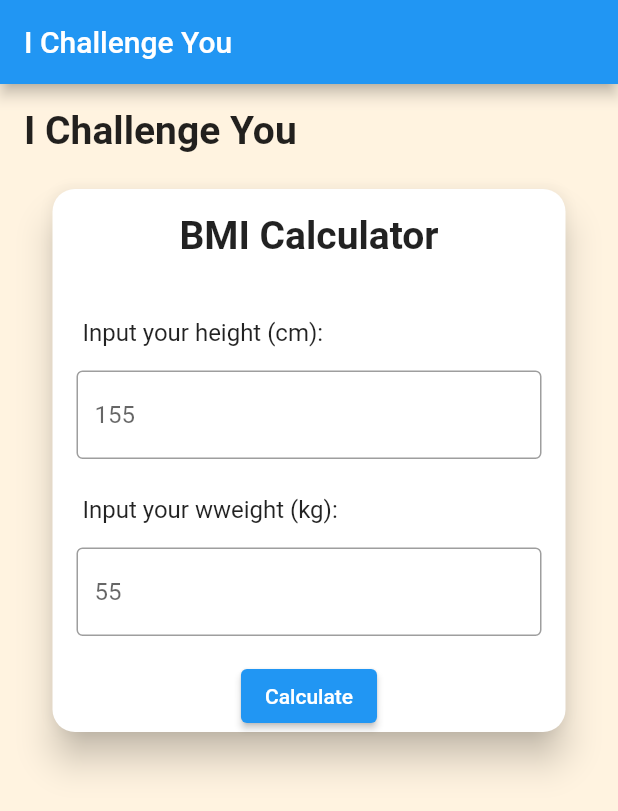
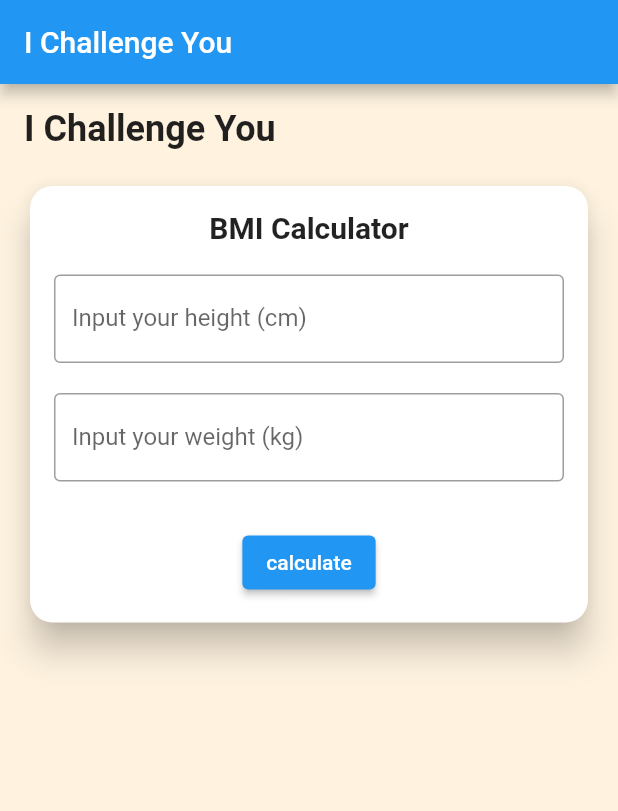
Before and after one commit to levinacharin/AMBW_PROJECT_ICHALLENGEYOU, a Flutter app: the screen it shows after launch, after a tap on "BMI Calculator", on a phone screen of 412 x 824 dp. Shown: the top 811 px of the screen. Run offline on Flutter 3.47's test engine with Material 2 defaults, Android fonts, the phone set to English and light mode, and no system bars.

Commit message:
bmi (2)
di page bmi.dart kurang renderflex overflow
sudah bisa navigasi ke page result bmi
belum isi page result bmi

```diff
--- a/lib/bmi.dart
+++ b/lib/bmi.dart
@@ -1,4 +1,5 @@
 import 'package:flutter/material.dart';
+import 'package:ichallengeyouapp/resultbmi.dart';
 class bmi extends StatefulWidget {
   const bmi({ Key? key }) : super(key: key);
 
@@ -13,87 +14,53 @@ class _bmiState extends State<bmi> {
       title: "I Challenge You",
       home: Scaffold(
         appBar: AppBar(
-          title: Text("I Challenge You"),
+          title: const Text("I Challenge You"),
         ),
         body: Container(
+          padding: const EdgeInsets.fromLTRB(16, 16, 16, 0),
           color: Colors.orange[50],
-          child: Column(
-            children: [
-              Container(
-                padding: EdgeInsets.fromLTRB(16, 16, 0, 0),
-                child: Row(
+          child: Expanded (
+            child: Column(
+              children: [
+                Row(
                   mainAxisAlignment: MainAxisAlignment.start,
                   children: const [
-                    Text("I Challenge You", style: TextStyle(fontSize: 26, fontWeight: FontWeight.bold),),
+                    Text("I Challenge You", style: TextStyle(fontSize: 24, fontWeight: FontWeight.bold),),
                   ],
                 ),
-              ),
-              const SizedBox(height: 20,),
-              Center(
-                child: Container(
-                  // height: 300,
-                  width: 350,
-                  child: Card(
-                    shape: RoundedRectangleBorder(
-                      borderRadius: BorderRadius.circular(15.0),
-                    ),
-                    elevation: 10,
+                const SizedBox(height: 20,),
+                Card(
+                  shape: RoundedRectangleBorder(borderRadius: BorderRadius.circular(15.0)),
+                  elevation: 10,
+                  child: Container (
+                    padding: EdgeInsets.all(16),
                     child: Column(
                       children: [
-                        Container(
-                          padding: EdgeInsets.only(top: 16),
-                          child: Row(
-                            mainAxisAlignment: MainAxisAlignment.center,
-                            children: const [
-                              Text("BMI Calculator", style: TextStyle(fontSize: 26, fontWeight: FontWeight.bold),)
-                            ],
+                        const Text("BMI Calculator", style: TextStyle(fontSize: 20, fontWeight: FontWeight.bold),),
+                        const SizedBox(height: 20,),
+                        const TextField(
+                          decoration: InputDecoration(
+                            border: OutlineInputBorder(),
+                            labelText: "Input your height (cm)",
                           ),
                         ),
-                        Container(
-                          padding: EdgeInsets.fromLTRB(20, 40, 0, 0),
-                          child: Row(
-                            mainAxisAlignment: MainAxisAlignment.start,
-                            children: const[
-                              Text("Input your height (cm): ", style: TextStyle(fontSize: 16),),
-                            ],
+                        const SizedBox(height: 20,),
+                        const TextField(
+                          decoration: InputDecoration(
+                            border: OutlineInputBorder(),
+                            labelText: "Input your weight (kg)",
                           ),
                         ),
-                        Container(
-                          padding: const EdgeInsets.all(16),
-                          child: const TextField(
-                            // ignore: unnecessary_const
-                            decoration: const InputDecoration(
-                              border: OutlineInputBorder(),
-                              hintText: "155",
-                            ),
-                          ),
-                        ),
-                        Container(
-                          padding: const EdgeInsets.fromLTRB(20, 8, 0, 0),
-                          child: Row(
-                            mainAxisAlignment: MainAxisAlignment.start,
-                            children: const [
-                              Text("Input your wweight (kg): ", style: TextStyle(fontSize: 16),),
-                            ],
-                          ),
-                        ),
-                        Container(
-                          padding: const EdgeInsets.all(16),
-                          child: const TextField(
-                            // ignore: unnecessary_const
-                            decoration: const InputDecoration(
-                              border: OutlineInputBorder(),
-                              hintText: "55",
-                            ),
-                          ),
-                        ),
-                        ElevatedButton(onPressed: () {}, child: const Text("Calculate")),
+                        const SizedBox(height: 30,),
+                        ElevatedButton(onPressed: () {
+                          Navigator.push(context, MaterialPageRoute(builder: (context) => resultBMI()));
+                        }, child: Text("calculate")),
                       ],
                     ),
                   ),
                 ),
-              ),
-            ],
+              ],
+            ),
           ),
         ),
 
--- /dev/null
+++ b/lib/resultbmi.dart
@@ -0,0 +1,26 @@
+import 'package:flutter/material.dart';
+
+class resultBMI extends StatefulWidget {
+  const resultBMI({Key? key}) : super(key: key);
+
+  @override
+  State<resultBMI> createState() => _resultBMIState();
+}
+
+class _resultBMIState extends State<resultBMI> {
+  @override
+  Widget build(BuildContext context) {
+    return MaterialApp(
+      title: "I Challenge You",
+      home: Scaffold(
+        appBar: AppBar(
+          title: const Text("I Challenge You"),
+        ),
+        body: Container(
+          padding: EdgeInsets.fromLTRB(16, 16, 16, 16),
+          color: Colors.orange[50],
+        ),
+      ),
+    );
+  }
+}
```
